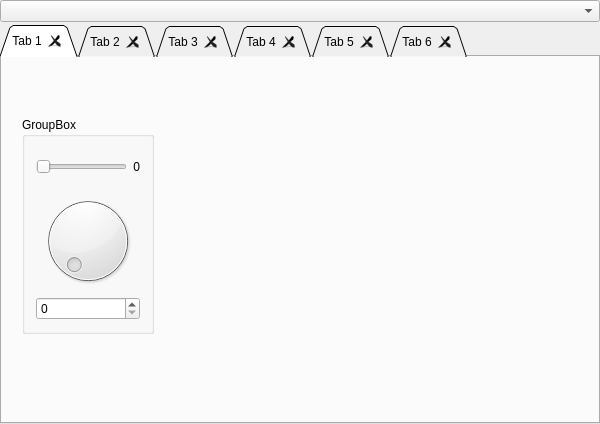
Before: the Qt Designer form dialog.ui in jbw3/QtWidgetTest, drawn with Qt 5.
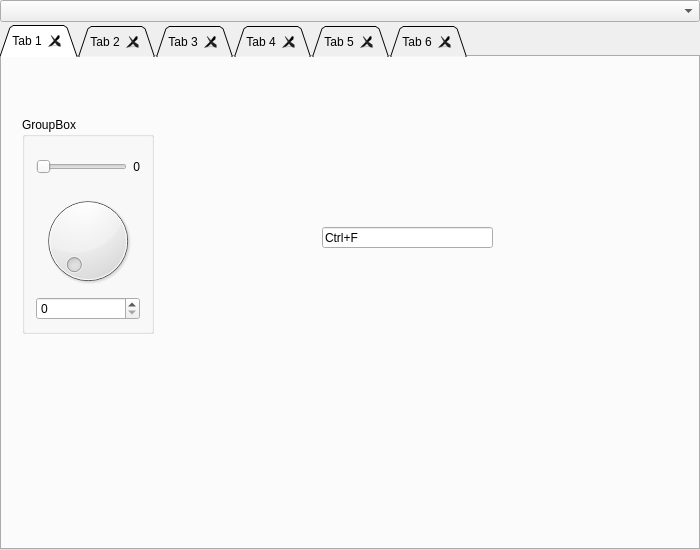
After: the same form once the commit is applied. The open tabs and pages were chosen to show the change.

Commit message: Adding QFileSystemWatcher example

Patch:
```diff
--- a/dialog.ui
+++ b/dialog.ui
@@ -6,8 +6,8 @@
    <rect>
     <x>0</x>
     <y>0</y>
-    <width>600</width>
-    <height>424</height>
+    <width>700</width>
+    <height>550</height>
    </rect>
   </property>
   <property name="windowTitle">
@@ -98,6 +98,19 @@
         </item>
        </layout>
       </widget>
+      <widget class="QKeySequenceEdit" name="keySequenceEdit">
+       <property name="geometry">
+        <rect>
+         <x>320</x>
+         <y>170</y>
+         <width>171</width>
+         <height>21</height>
+        </rect>
+       </property>
+       <property name="keySequence">
+        <string>Ctrl+F</string>
+       </property>
+      </widget>
      </widget>
      <widget class="QWidget" name="tab2">
       <attribute name="title">
@@ -373,19 +386,6 @@
       <attribute name="title">
        <string>Tab 6</string>
       </attribute>
-      <widget class="QKeySequenceEdit" name="keySequenceEdit">
-       <property name="geometry">
-        <rect>
-         <x>150</x>
-         <y>160</y>
-         <width>171</width>
-         <height>21</height>
-        </rect>
-       </property>
-       <property name="keySequence">
-        <string>Ctrl+F</string>
-       </property>
-      </widget>
      </widget>
     </widget>
    </item>
```
The commit also changes 2 other files.
